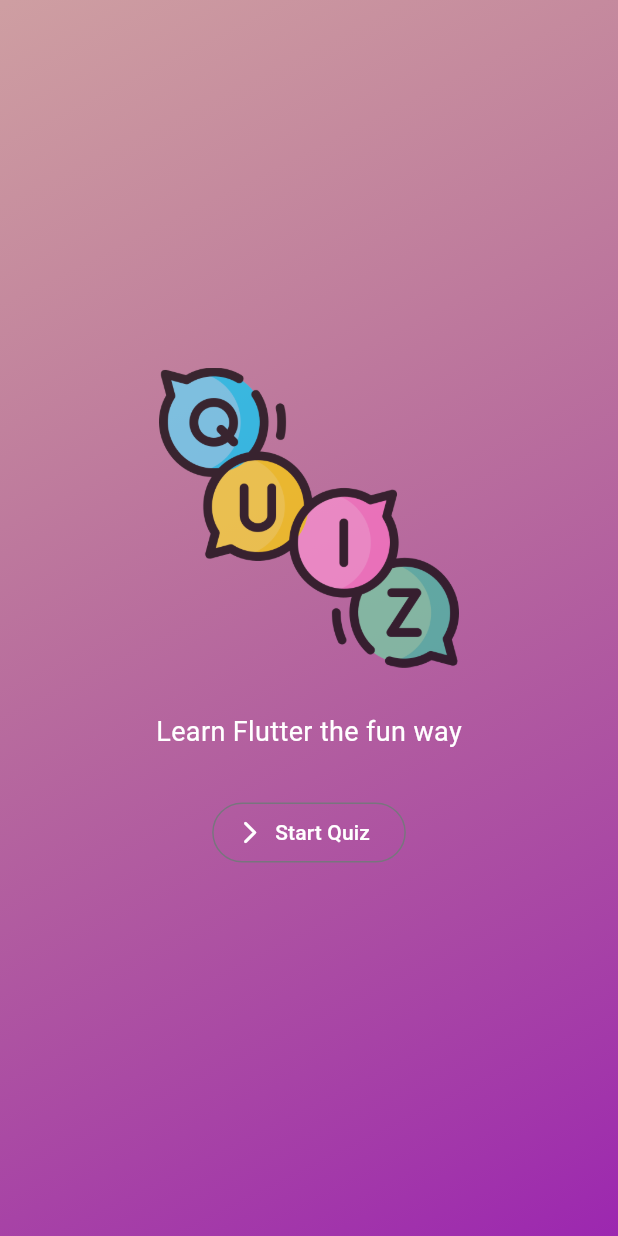
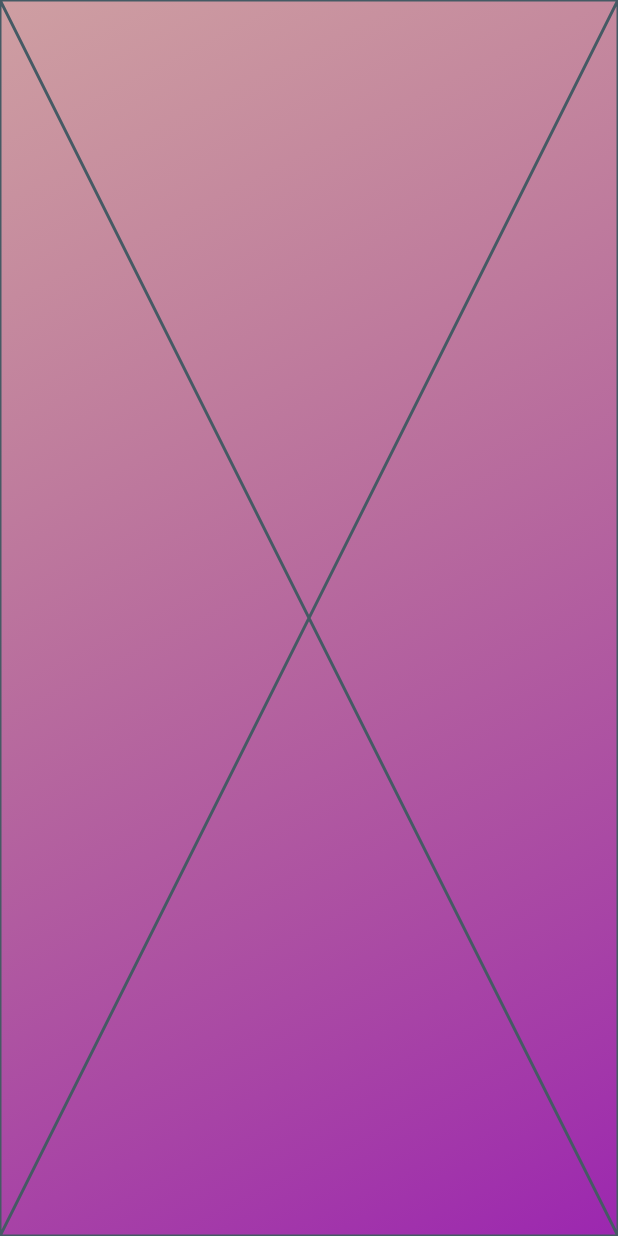
Before and after one commit to BarryByte/flutter-quiz-app, a Flutter app: the screen it shows after launch, after a tap on "Start Quiz", on a phone screen of 412 x 824 dp. Run offline on Flutter 3.47's test engine with Material 3 defaults, Android fonts, the phone set to English and light mode, and no system bars.

```diff
--- a/lib/main.dart
+++ b/lib/main.dart
@@ -1,22 +1,8 @@
 import 'package:flutter/material.dart';
-import 'package:quiz_app/pages/landingPage.dart';
+import 'package:quiz_app/quiz.dart';
 
 void main() {
   runApp(
-    MaterialApp(
-      home: Scaffold(
-        body: Container(
-          decoration:  const BoxDecoration(
-            gradient: LinearGradient(
-              begin: Alignment.topLeft,
-              end:Alignment.bottomRight,
-              colors: [Color.fromARGB(137, 165, 82, 82), Colors.purple],
-              // colors : [Colors.blue, Colors.yellow, Colors.pink, Colors.green],
-            ),
-          ),
-          child: FirstPage(),
-        ),
-      ),
-    ),
+    const Quiz()
   );
 }
--- a/lib/pages/landingPage.dart
+++ b/lib/pages/start_screen.dart
@@ -1,7 +1,9 @@
 import 'package:flutter/material.dart';
 
 class FirstPage extends StatelessWidget {
-  const FirstPage({super.key});
+  const FirstPage(this.startQuiz, {super.key});
+
+  final void Function() startQuiz;
 
   @override
   Widget build(BuildContext context) {
@@ -30,7 +32,7 @@ class FirstPage extends StatelessWidget {
               height: 30.0,
             ),
             OutlinedButton.icon(
-              onPressed: () {},
+              onPressed: startQuiz,
               style: OutlinedButton.styleFrom(foregroundColor: Colors.white),
               icon: Icon(Icons.arrow_forward_ios_rounded),
               label: const Text('Start Quiz'),
--- /dev/null
+++ b/lib/questions_screen.dart
@@ -0,0 +1,15 @@
+import 'package:flutter/material.dart';
+
+class QuestionsScreen extends StatefulWidget {
+  const QuestionsScreen({super.key});
+
+  @override
+  State<QuestionsScreen> createState() => _QuestionsScreenState();
+}
+
+class _QuestionsScreenState extends State<QuestionsScreen> {
+  @override
+  Widget build(BuildContext context) {
+    return const Placeholder();
+  }
+}
--- /dev/null
+++ b/lib/quiz.dart
@@ -0,0 +1,45 @@
+import 'package:flutter/material.dart';
+import 'package:quiz_app/pages/start_screen.dart';
+import 'package:quiz_app/questions_screen.dart';
+
+class Quiz extends StatefulWidget {
+  const Quiz({super.key});
+
+  @override
+  State<Quiz> createState() => _QuizState();
+}
+
+class _QuizState extends State<Quiz> {
+  Widget? activeScreen;
+
+  @override
+  void initState() {
+    activeScreen = FirstPage(switchScreen);
+    super.initState();
+  }
+
+  void switchScreen() {
+    setState(() {
+      activeScreen = const QuestionsScreen();
+    });
+  }
+
+  @override
+  Widget build(BuildContext context) {
+    return MaterialApp(
+      home: Scaffold(
+        body: Container(
+          decoration: const BoxDecoration(
+            gradient: LinearGradient(
+              begin: Alignment.topLeft,
+              end: Alignment.bottomRight,
+              colors: [Color.fromARGB(137, 165, 82, 82), Colors.purple],
+              // colors : [Colors.blue, Colors.yellow, Colors.pink, Colors.green],
+            ),
+          ),
+          child: activeScreen,
+        ),
+      ),
+    );
+  }
+}
```
